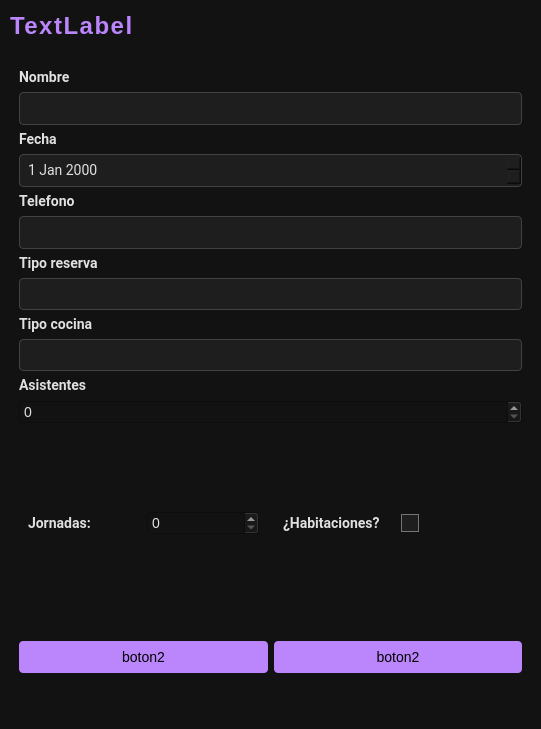
Before: the Qt Designer form iu/iu_reserva_edit.ui in alvarowau/hotel, drawn with Qt 5.
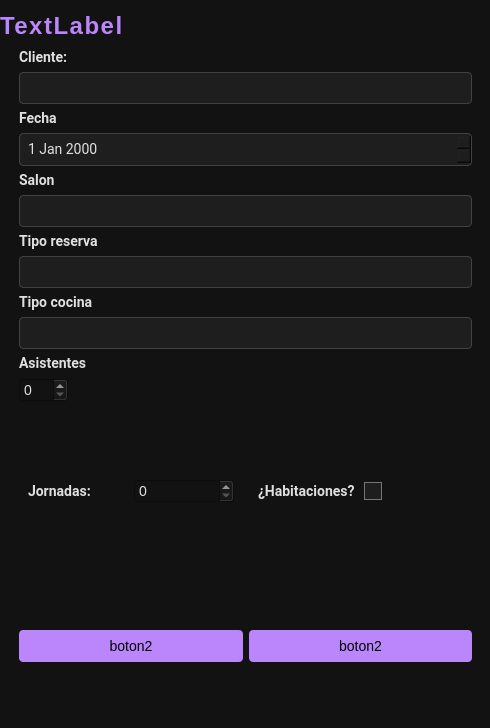
After: the same form once the commit is applied.

The edit to the form file:
```diff
--- a/iu/iu_reserva_edit.ui
+++ b/iu/iu_reserva_edit.ui
@@ -6,20 +6,20 @@
    <rect>
     <x>0</x>
     <y>0</y>
-    <width>541</width>
-    <height>729</height>
+    <width>490</width>
+    <height>728</height>
    </rect>
   </property>
   <property name="minimumSize">
    <size>
-    <width>541</width>
-    <height>729</height>
+    <width>490</width>
+    <height>728</height>
    </size>
   </property>
   <property name="maximumSize">
    <size>
-    <width>541</width>
-    <height>729</height>
+    <width>490</width>
+    <height>728</height>
    </size>
   </property>
   <property name="windowTitle">
@@ -102,116 +102,125 @@
     color: #E0E0E0;
 }</string>
   </property>
+  <widget class="QLabel" name="title_label">
+   <property name="geometry">
+    <rect>
+     <x>0</x>
+     <y>10</y>
+     <width>481</width>
+     <height>31</height>
+    </rect>
+   </property>
+   <property name="styleSheet">
+    <string notr="true">QLabel {
+    font-size: 24px;
+    font-weight: bold;
+    color: #BB86FC;
+    text-transform: uppercase;
+    letter-spacing: 1.5px;
+    qproperty-alignment: AlignCenter;
+}</string>
+   </property>
+   <property name="text">
+    <string>TextLabel</string>
+   </property>
+  </widget>
   <widget class="QWidget" name="widget_2" native="true">
    <property name="geometry">
     <rect>
      <x>10</x>
-     <y>60</y>
-     <width>521</width>
-     <height>661</height>
+     <y>40</y>
+     <width>471</width>
+     <height>681</height>
     </rect>
    </property>
-   <layout class="QGridLayout" name="gridLayout">
+   <layout class="QGridLayout" name="gridLayout_3">
+    <item row="1" column="0">
+     <widget class="QWidget" name="widget_oculto" native="true">
+      <layout class="QGridLayout" name="gridLayout_2">
+       <item row="0" column="0">
+        <widget class="QWidget" name="widget_jornadas" native="true">
+         <layout class="QGridLayout" name="gridLayout_7">
+          <item row="0" column="1">
+           <widget class="QSpinBox" name="jornadas_spinBox"/>
+          </item>
+          <item row="0" column="0">
+           <widget class="QLabel" name="jornadas_label">
+            <property name="font">
+             <font>
+              <family>Roboto</family>
+              <pointsize>-1</pointsize>
+              <bold>true</bold>
+             </font>
+            </property>
+            <property name="toolTip">
+             <string>Fecha del evento</string>
+            </property>
+            <property name="text">
+             <string>Jornadas:</string>
+            </property>
+           </widget>
+          </item>
+         </layout>
+        </widget>
+       </item>
+       <item row="0" column="1">
+        <widget class="QWidget" name="widget_habitaciones" native="true">
+         <layout class="QGridLayout" name="gridLayout_8">
+          <item row="0" column="1">
+           <widget class="QCheckBox" name="habitaciones_checkBox">
+            <property name="text">
+             <string/>
+            </property>
+           </widget>
+          </item>
+          <item row="0" column="0">
+           <widget class="QLabel" name="habitaciones_label">
+            <property name="font">
+             <font>
+              <family>Roboto</family>
+              <pointsize>-1</pointsize>
+              <bold>true</bold>
+             </font>
+            </property>
+            <property name="text">
+             <string>¿Habitaciones?</string>
+            </property>
+           </widget>
+          </item>
+         </layout>
+        </widget>
+       </item>
+      </layout>
+     </widget>
+    </item>
+    <item row="2" column="0">
+     <widget class="QWidget" name="widget_botones" native="true">
+      <layout class="QGridLayout" name="gridLayout_6">
+       <item row="0" column="0">
+        <widget class="QPushButton" name="boton_izquierdo_pushButton">
+         <property name="text">
+          <string>boton2</string>
+         </property>
+        </widget>
+       </item>
+       <item row="0" column="1">
+        <widget class="QPushButton" name="boton_derecho_pushButton">
+         <property name="text">
+          <string>boton2</string>
+         </property>
+        </widget>
+       </item>
+      </layout>
+     </widget>
+    </item>
     <item row="0" column="0">
-     <widget class="QWidget" name="widget_principal" native="true">
-      <layout class="QVBoxLayout" name="verticalLayout">
-       <item>
-        <widget class="QLabel" name="nombre_label">
-         <property name="font">
-          <font>
-           <family>Roboto</family>
-           <pointsize>-1</pointsize>
-           <bold>true</bold>
-          </font>
-         </property>
-         <property name="toolTip">
-          <string>Nombre del/la organizador/a</string>
-         </property>
-         <property name="text">
-          <string>Nombre</string>
-         </property>
-        </widget>
+     <widget class="QWidget" name="widget" native="true">
+      <layout class="QGridLayout" name="gridLayout">
+       <item row="8" column="0" colspan="2">
+        <widget class="QComboBox" name="tipo_reserva_comboBox"/>
        </item>
-       <item>
-        <widget class="QLineEdit" name="nombre_lineEdit">
-         <property name="enabled">
-          <bool>true</bool>
-         </property>
-         <property name="font">
-          <font>
-           <family>Roboto</family>
-           <pointsize>-1</pointsize>
-          </font>
-         </property>
-         <property name="toolTip">
-          <string>Nombre del/la cliente/a</string>
-         </property>
-        </widget>
-       </item>
-       <item>
-        <widget class="QLabel" name="fecha_label">
-         <property name="font">
-          <font>
-           <family>Roboto</family>
-           <pointsize>-1</pointsize>
-           <bold>true</bold>
-          </font>
-         </property>
-         <property name="toolTip">
-          <string>Fecha del evento</string>
-         </property>
-         <property name="text">
-          <string>Fecha </string>
-         </property>
-        </widget>
-       </item>
-       <item>
-        <widget class="QDateEdit" name="fecha_dateEdit">
-         <property name="font">
-          <font>
-           <family>Roboto</family>
-           <pointsize>-1</pointsize>
-          </font>
-         </property>
-         <property name="toolTip">
-          <string>Fecha de nacimiento</string>
-         </property>
-        </widget>
-       </item>
-       <item>
-        <widget class="QLabel" name="telefono_label">
-         <property name="font">
-          <font>
-           <family>Roboto</family>
-           <pointsize>-1</pointsize>
-           <bold>true</bold>
-          </font>
-         </property>
-         <property name="toolTip">
-          <string>Teléfono del/la organizador/a</string>
-         </property>
-         <property name="text">
-          <string>Telefono</string>
-         </property>
-        </widget>
-       </item>
-       <item>
-        <widget class="QLineEdit" name="telefono_lineEdit">
-         <property name="enabled">
-          <bool>true</bool>
-         </property>
-         <property name="font">
-          <font>
-           <family>Roboto</family>
-           <pointsize>-1</pointsize>
-          </font>
-         </property>
-         <property name="toolTip">
-          <string>Telefono del/la cliente/a</string>
-         </property>
-        </widget>
-       </item>
-       <item>
+       <item row="7" column="0" colspan="2">
         <widget class="QLabel" name="tipo_reserva_label">
          <property name="font">
           <font>
@@ -228,30 +237,10 @@
          </property>
         </widget>
        </item>
-       <item>
-        <widget class="QComboBox" name="tipo_reserva_comboBox"/>
+       <item row="2" column="0" colspan="2">
+        <widget class="QComboBox" name="cliente_comboBox"/>
        </item>
-       <item>
-        <widget class="QLabel" name="tipo_cocina_label">
-         <property name="font">
-          <font>
-           <family>Roboto</family>
-           <pointsize>-1</pointsize>
-           <bold>true</bold>
-          </font>
-         </property>
-         <property name="toolTip">
-          <string>Teléfono del/la organizador/a</string>
-         </property>
-         <property name="text">
-          <string>Tipo cocina</string>
-         </property>
-        </widget>
-       </item>
-       <item>
-        <widget class="QComboBox" name="tipo_cocina_comboBox"/>
-       </item>
-       <item>
+       <item row="11" column="0" colspan="2">
         <widget class="QLabel" name="asistentes_label">
          <property name="font">
           <font>
@@ -268,99 +257,107 @@
          </property>
         </widget>
        </item>
-       <item>
-        <widget class="QSpinBox" name="asistentes_spinBox"/>
-       </item>
-       <item>
+       <item row="12" column="1">
         <spacer name="horizontalSpacer">
          <property name="orientation">
           <enum>Qt::Horizontal</enum>
          </property>
          <property name="sizeHint" stdset="0">
           <size>
-           <width>482</width>
+           <width>372</width>
            <height>20</height>
           </size>
          </property>
         </spacer>
        </item>
-      </layout>
-     </widget>
-    </item>
-    <item row="2" column="0">
-     <widget class="QWidget" name="widget_botones" native="true">
-      <layout class="QGridLayout" name="gridLayout_6">
-       <item row="0" column="0">
-        <widget class="QPushButton" name="boton_izquierdo_pushButton">
+       <item row="9" column="0" colspan="2">
+        <widget class="QLabel" name="tipo_cocina_label">
+         <property name="font">
+          <font>
+           <family>Roboto</family>
+           <pointsize>-1</pointsize>
+           <bold>true</bold>
+          </font>
+         </property>
+         <property name="toolTip">
+          <string>Teléfono del/la organizador/a</string>
+         </property>
          <property name="text">
-          <string>boton2</string>
+          <string>Tipo cocina</string>
          </property>
         </widget>
        </item>
-       <item row="0" column="1">
-        <widget class="QPushButton" name="boton_derecho_pushButton">
+       <item row="5" column="0" colspan="2">
+        <widget class="QLabel" name="telefono_label">
+         <property name="font">
+          <font>
+           <family>Roboto</family>
+           <pointsize>-1</pointsize>
+           <bold>true</bold>
+          </font>
+         </property>
+         <property name="toolTip">
+          <string>Teléfono del/la organizador/a</string>
+         </property>
          <property name="text">
-          <string>boton2</string>
+          <string>Salon</string>
          </property>
         </widget>
        </item>
-      </layout>
-     </widget>
-    </item>
-    <item row="1" column="0">
-     <widget class="QWidget" name="widget_secundario" native="true">
-      <layout class="QHBoxLayout" name="horizontalLayout">
-       <item>
-        <widget class="QWidget" name="widget_jornadas" native="true">
-         <layout class="QGridLayout" name="gridLayout_7">
-          <item row="0" column="1">
-           <widget class="QSpinBox" name="jornadas_spinBox"/>
-          </item>
-          <item row="0" column="0">
-           <widget class="QLabel" name="jornadas_label">
-            <property name="font">
-             <font>
-              <family>Roboto</family>
-              <pointsize>-1</pointsize>
-              <bold>true</bold>
-             </font>
-            </property>
-            <property name="toolTip">
-             <string>Fecha del evento</string>
-            </property>
-            <property name="text">
-             <string>Jornadas:</string>
-            </property>
-           </widget>
-          </item>
-         </layout>
+       <item row="10" column="0" colspan="2">
+        <widget class="QComboBox" name="tipo_cocina_comboBox"/>
+       </item>
+       <item row="6" column="0" colspan="2">
+        <widget class="QComboBox" name="salon_comboBox"/>
+       </item>
+       <item row="4" column="0" colspan="2">
+        <widget class="QDateEdit" name="fecha_dateEdit">
+         <property name="font">
+          <font>
+           <family>Roboto</family>
+           <pointsize>-1</pointsize>
+          </font>
+         </property>
+         <property name="toolTip">
+          <string>Fecha de nacimiento</string>
+         </property>
         </widget>
        </item>
-       <item>
-        <widget class="QWidget" name="widget_habitaciones" native="true">
-         <layout class="QGridLayout" name="gridLayout_8">
-          <item row="0" column="0">
-           <widget class="QLabel" name="habitaciones_label">
-            <property name="font">
-             <font>
-              <family>Roboto</family>
-              <pointsize>-1</pointsize>
-              <bold>true</bold>
-             </font>
-            </property>
-            <property name="text">
-             <string>¿Habitaciones?</string>
-            </property>
-           </widget>
-          </item>
-          <item row="0" column="1">
-           <widget class="QCheckBox" name="habitaciones_checkBox">
-            <property name="text">
-             <string/>
-            </property>
-           </widget>
-          </item>
-         </layout>
+       <item row="12" column="0">
+        <widget class="QSpinBox" name="asistentes_spinBox"/>
+       </item>
+       <item row="3" column="0" colspan="2">
+        <widget class="QLabel" name="fecha_label">
+         <property name="font">
+          <font>
+           <family>Roboto</family>
+           <pointsize>-1</pointsize>
+           <bold>true</bold>
+          </font>
+         </property>
+         <property name="toolTip">
+          <string>Fecha del evento</string>
+         </property>
+         <property name="text">
+          <string>Fecha </string>
+         </property>
+        </widget>
+       </item>
+       <item row="1" column="0">
+        <widget class="QLabel" name="nombre_label">
+         <property name="font">
+          <font>
+           <family>Roboto</family>
+           <pointsize>-1</pointsize>
+           <bold>true</bold>
+          </font>
+         </property>
+         <property name="toolTip">
+          <string>Nombre del/la organizador/a</string>
+         </property>
+         <property name="text">
+          <string>Cliente:</string>
+         </property>
         </widget>
        </item>
       </layout>
@@ -368,29 +365,6 @@
     </item>
    </layout>
   </widget>
-  <widget class="QLabel" name="label">
-   <property name="geometry">
-    <rect>
-     <x>10</x>
-     <y>10</y>
-     <width>521</width>
-     <height>31</height>
-    </rect>
-   </property>
-   <property name="styleSheet">
-    <string notr="true">QLabel {
-    font-size: 24px;
-    font-weight: bold;
-    color: #BB86FC;
-    text-transform: uppercase;
-    letter-spacing: 1.5px;
-    qproperty-alignment: AlignCenter;
-}</string>
-   </property>
-   <property name="text">
-    <string>TextLabel</string>
-   </property>
-  </widget>
  </widget>
  <resources/>
  <connections/>
```
